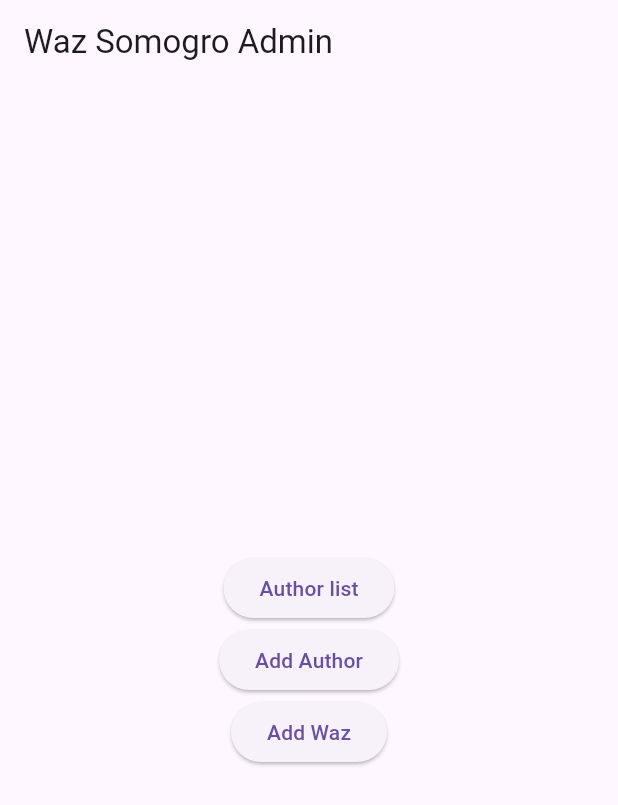
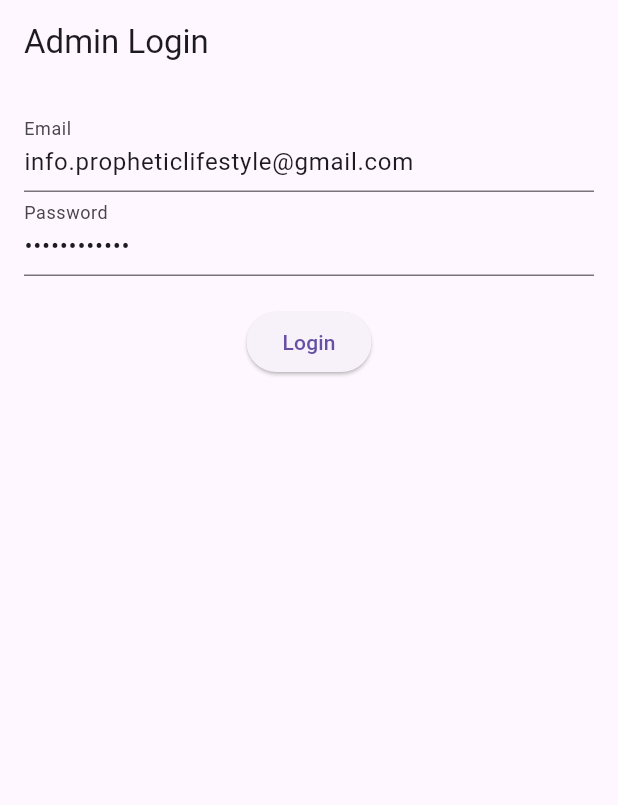
Before and after one commit to tonujewel/Prophetic-Islam-Admin, a Flutter app: the screen it shows after launch, on a phone screen of 412 x 824 dp. Shown: the top 805 px of the screen. Run offline on Flutter 3.47's test engine with Material 3 defaults, Android fonts, the phone set to English and light mode, and no system bars; our stand-ins replace cached_network_image, cloud_firestore, firebase_auth, firebase_core; accounts and stored records are empty.

Commit message:
[Add] login

```diff
--- /dev/null
+++ b/lib/features/auth/login_screen.dart
@@ -0,0 +1,57 @@
+import 'dart:convert';
+import 'dart:developer';
+
+import 'package:flutter/material.dart';
+import 'package:firebase_auth/firebase_auth.dart';
+import 'package:prophetic_islam_admin/features/author/author_list_screen.dart';
+
+import '../home/home_screen.dart';
+
+class LoginScreen extends StatefulWidget {
+  const LoginScreen({super.key});
+
+  @override
+  State<LoginScreen> createState() => _LoginScreenState();
+}
+
+class _LoginScreenState extends State<LoginScreen> {
+  final emailController = TextEditingController(text: "info.propheticlifestyle@gmail.com");
+  final passwordController = TextEditingController(text: "123Apple321@");
+
+  Future<void> _login() async {
+    try {
+      final UserCredential result = await FirebaseAuth.instance.signInWithEmailAndPassword(
+        email: emailController.text.trim(),
+        password: passwordController.text.trim(),
+      );
+
+      log(json.encode(result.toString()));
+
+      Navigator.pushReplacement(
+        context,
+        MaterialPageRoute(builder: (_) => AuthorListScreen()),
+      );
+    } catch (e) {
+      ScaffoldMessenger.of(context).showSnackBar(SnackBar(content: Text('Login failed')));
+    }
+  }
+
+  @override
+  Widget build(BuildContext context) {
+    return Scaffold(
+      appBar: AppBar(title: Text('Admin Login')),
+      body: Padding(
+        padding: EdgeInsets.all(16),
+        child: Column(
+          children: [
+            TextField(controller: emailController, decoration: InputDecoration(labelText: 'Email')),
+            TextField(
+                controller: passwordController, decoration: InputDecoration(labelText: 'Password'), obscureText: true),
+            SizedBox(height: 20),
+            ElevatedButton(onPressed: _login, child: Text('Login')),
+          ],
+        ),
+      ),
+    );
+  }
+}
--- a/lib/features/home/home_screen.dart
+++ b/lib/features/home/home_screen.dart
@@ -1,8 +1,6 @@
 import 'package:flutter/material.dart';
-import 'package:prophetic_islam_admin/features/author/author_list_screen.dart';
 
-import '../author/add_author_screen.dart';
-import '../waj/add_waz_screen.dart';
+import '../author/author_list_screen.dart';
 
 class HomeScreen extends StatelessWidget {
   const HomeScreen({super.key});
@@ -10,33 +8,14 @@ class HomeScreen extends StatelessWidget {
   @override
   Widget build(BuildContext context) {
     return Scaffold(
-      appBar: AppBar(title: Text("Waz Somogro Admin")),
+      appBar: AppBar(title: Text("Waz Somogro")),
       body: Center(
-        child: Column(
-          mainAxisAlignment: MainAxisAlignment.center,
-          children: [
-            ElevatedButton(
-              child: Text("Author list"),
-              onPressed: () => Navigator.push(
-                context,
-                MaterialPageRoute(builder: (_) => AuthorListScreen()),
-              ),
-            ),
-            ElevatedButton(
-              child: Text("Add Author"),
-              onPressed: () => Navigator.push(
-                context,
-                MaterialPageRoute(builder: (_) => AddAuthorScreen()),
-              ),
-            ),
-            ElevatedButton(
-              child: Text("Add Waz"),
-              onPressed: () => Navigator.push(
-                context,
-                MaterialPageRoute(builder: (_) => AddWazScreen()),
-              ),
-            ),
-          ],
+        child: ElevatedButton(
+          onPressed: () => Navigator.push(
+            context,
+            MaterialPageRoute(builder: (_) => AuthorListScreen()),
+          ),
+          child: Text("Author List"),
         ),
       ),
     );
--- a/lib/main.dart
+++ b/lib/main.dart
@@ -1,7 +1,7 @@
+import 'package:firebase_core/firebase_core.dart';
 import 'package:flutter/material.dart';
-import 'package:firebase_core/firebase_core.dart';
 
-import 'features/home/home_screen.dart';
+import 'features/auth/login_screen.dart';
 
 void main() async {
   WidgetsFlutterBinding.ensureInitialized();
@@ -15,7 +15,7 @@ class MyApp extends StatelessWidget {
   @override
   Widget build(BuildContext context) {
     return MaterialApp(
-      home: HomeScreen(),
+      home: LoginScreen(),
     );
   }
 }
--- a/pubspec.yaml
+++ b/pubspec.yaml
@@ -38,6 +38,7 @@ dependencies:
   firebase_core: ^3.14.0
   cached_network_image: ^3.4.1
   get: ^4.7.2
+  firebase_auth: ^5.6.0
 
 dev_dependencies:
   flutter_test:
```
Also changed, not shown: lib/features/author/add_author_screen.dart (+28 -21 lines), lib/features/author/author_list_screen.dart (+66 -17 lines), lib/features/waj/add_waz_screen.dart (+33 -42 lines), lib/features/waj/waz_list_by_author_screen.dart (+78 -21 lines), pubspec.lock, 1 other file.
